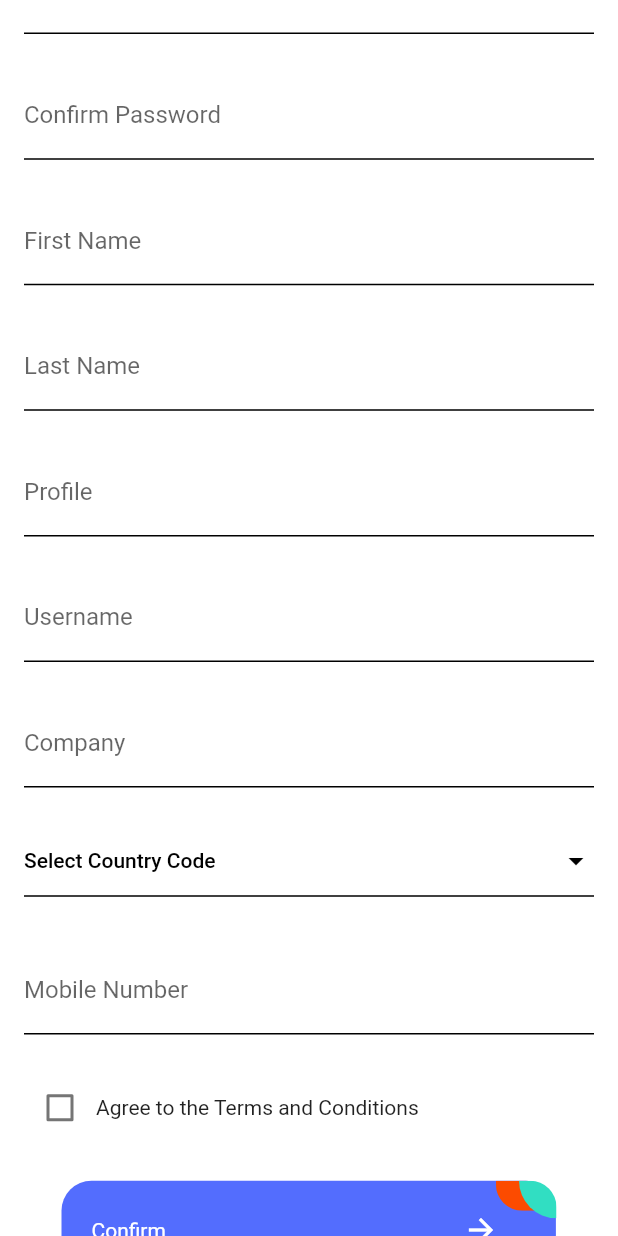
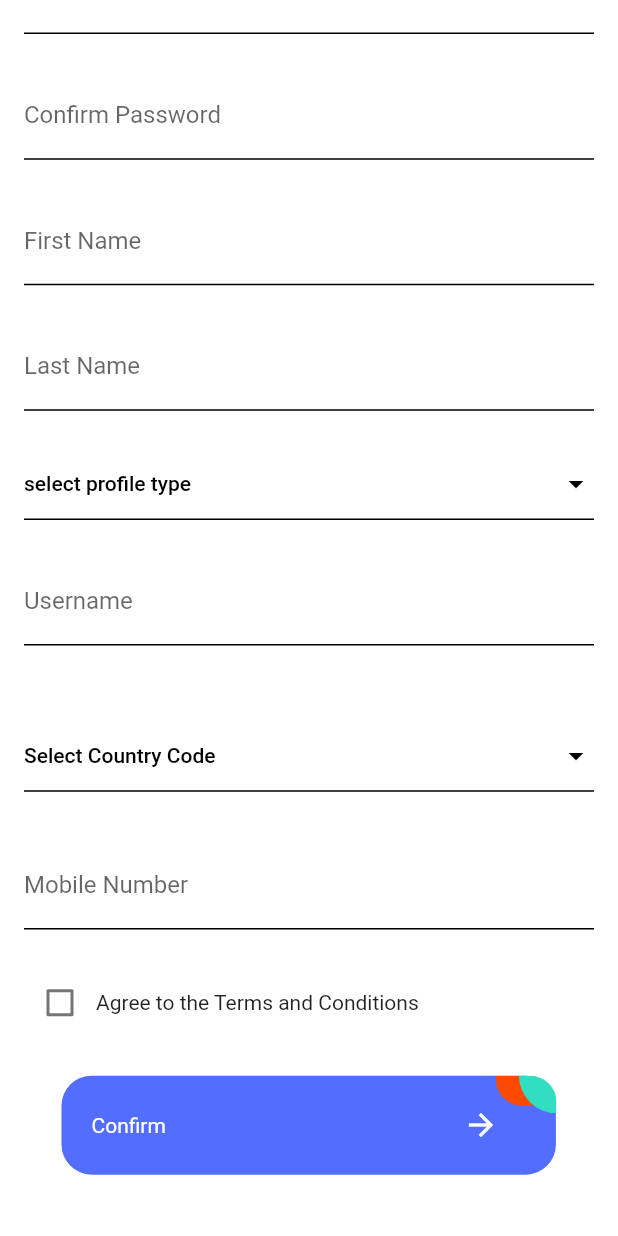
Before and after one commit to abdulmannankh21/Fin_Tech_App_in_Bloc, a Flutter app: the Registration screen opened directly, scrolled down 523 dp, on a phone screen of 412 x 824 dp. Run offline on Flutter 3.47's test engine with Material 2 defaults, Android fonts, the light colour scheme and no system bars; our stand-ins replace auto_size_text, bloc, carousel_slider, country_code_picker, dio, equatable and 13 more; missing offline and left inert: barcode_scan2, flutter_share; accounts and stored records are empty; generated files the repository leaves out were written again.

Commit message:
changes done

```diff
--- a/lib/bottom_navigation/mastercard/pages/mastercard_screen.dart
+++ b/lib/bottom_navigation/mastercard/pages/mastercard_screen.dart
@@ -97,7 +97,7 @@ class _MasterCardScreenState extends State<MasterCardScreen> {
             return Column(
               children: [
                 Container(
-                    height: _size.height * 0.22,
+                    height: _size.height * 0.41,
 
 
                     child: WebView(
@@ -115,7 +115,7 @@ class _MasterCardScreenState extends State<MasterCardScreen> {
                 ),
                 SizedBox(height: _size.height * 0.02),
                 Container(
-                  height: _size.height * 0.48,
+                  height: _size.height * 0.19,
                   decoration: BoxDecoration(
                     color: _themeData.cardColor,
                     borderRadius: const BorderRadius.only(
--- a/lib/user/registeration/model/registration_model.dart
+++ b/lib/user/registeration/model/registration_model.dart
@@ -22,8 +22,8 @@ abstract class RegistrationModel with _$RegistrationModel {
 @freezed
 abstract class Message with _$Message {
   const factory Message(
-      @JsonKey(name: 'error') List<String>? error,
-      @JsonKey(name: 'success') List<String>? success,
+      @JsonKey(name: 'error') String? error,
+      @JsonKey(name: 'success') String? success,
 
       ) = _Message;
 
--- a/lib/user/registeration/registration.dart
+++ b/lib/user/registeration/registration.dart
@@ -36,6 +36,8 @@ class _RegistrationState extends State<Registration> {
 
   late BuildContext myContext;
   List<CountriesCode> list =[];
+  List<String> profiles = ["User","Merchant"];
+  String profile = '';
 
   final TextEditingController _passwordController = TextEditingController();
   final TextEditingController _emailController = TextEditingController();
@@ -79,7 +81,7 @@ class _RegistrationState extends State<Registration> {
               state.errorMessage.showSnackBar(context);
             } else if (state is RegisterSuccess) {
               if(state.userModel.code >=400){
-                state.userModel.message.error![0].showSnackBar(context);
+                state.userModel.message.error!.showSnackBar(context);
               }else{
                 "Register Successful".showSnackBar(context);
                 Navigator.of(context).pushNamedAndRemoveUntil(
@@ -170,9 +172,43 @@ class _RegistrationState extends State<Registration> {
                               ),
 
                               SizedBox(height: _size.height * 0.03),
-                              NewTextField(
-                                controller: _profileController,
-                                labelText: "Profile",
+                              Container(
+                                width: MediaQuery.of(context).size.width,
+                                child: DropdownButtonFormField<String>(
+                                  isExpanded: true,
+                                  dropdownColor: Theme.of(context).scaffoldBackgroundColor,
+                                  decoration: const InputDecoration(
+                                    enabledBorder: UnderlineInputBorder(),
+
+
+                                  ),
+                                  items:
+                                  profiles.map<DropdownMenuItem<String>>((String value) {
+                                    return DropdownMenuItem<String>(
+                                      value: value,
+                                      child: Text(
+                                        "${value}",
+                                        style: Theme.of(context).textTheme.bodyText1!.copyWith(
+                                          color: _theme.colorScheme.onSecondary,
+                                        ),
+                                      ),
+                                    );
+                                  }).toList(),
+                                  onChanged: (String? newValue) {
+                                    setState(() {
+                                        profile = newValue!;
+                                        print(profile);
+                                    });
+                                  },
+                                  hint: Text(
+                                    "select profile type",
+                                    style: Theme.of(context).textTheme.bodyText1!.copyWith(
+                                      color: _theme.colorScheme.onSecondary,
+                                    ),
+                                  ),
+                                  iconEnabledColor: _theme.colorScheme.onSecondary,
+                                  iconDisabledColor: _theme.colorScheme.onSecondary,
+                                ),
                               ),
 
                               SizedBox(height: _size.height * 0.03),
@@ -182,12 +218,11 @@ class _RegistrationState extends State<Registration> {
                               ),
 
                               SizedBox(height: _size.height * 0.03),
-
-
+                              profile == "Merchant" ?
                               NewTextField(
                                 controller: _companyController,
                                 labelText: "Company",
-                              ),
+                              ): Container(),
 
                               SizedBox(height: _size.height * 0.03),
                               Container(
@@ -240,8 +275,9 @@ class _RegistrationState extends State<Registration> {
                               SizedBox(height: _size.height * 0.03),
                               Row(
                                 children: [
-                                  Checkbox(value: false,checkColor: Colors.greenAccent,
-                                  activeColor: Colors.red,   onChanged: (value) {
+                                  Checkbox(
+                                      value: false,checkColor: Colors.greenAccent,
+                                  activeColor: Colors.blue,   onChanged: (value) {
                                     setState(() {
                                       agree = value!;
                                     });
@@ -284,7 +320,7 @@ class _RegistrationState extends State<Registration> {
                                             lastname: _lastNameController.text,
                                             number: _mobileNoController.text,
                                             username: _usernameController.text,
-                                            profile: _profileController.text,
+                                            profile: profile,
                                             company: _companyController.text,
                                             mobile_code: _selectedCountryDialCode,
                                             country_code: _selectedCountryCode,
--- a/lib/user/registeration/repo/registration_repo.dart
+++ b/lib/user/registeration/repo/registration_repo.dart
@@ -52,6 +52,7 @@ class RegistrationRepository {
       );
       if (response.statusCode! >= 200 && response.statusCode! <= 300) {
         final _result = json.decode(response.data);
+        print(_result);
         final model = RegistrationModel.fromJson(_result);
         return model;
       } else {
```
Also changed, not shown: lib/bottom_navigation/airtime/pages/airtime_recharge.dart (+44 -35 lines), lib/user/registeration/model/registration_model.freezed.dart, lib/user/registeration/model/registration_model.g.dart, pubspec.lock.
